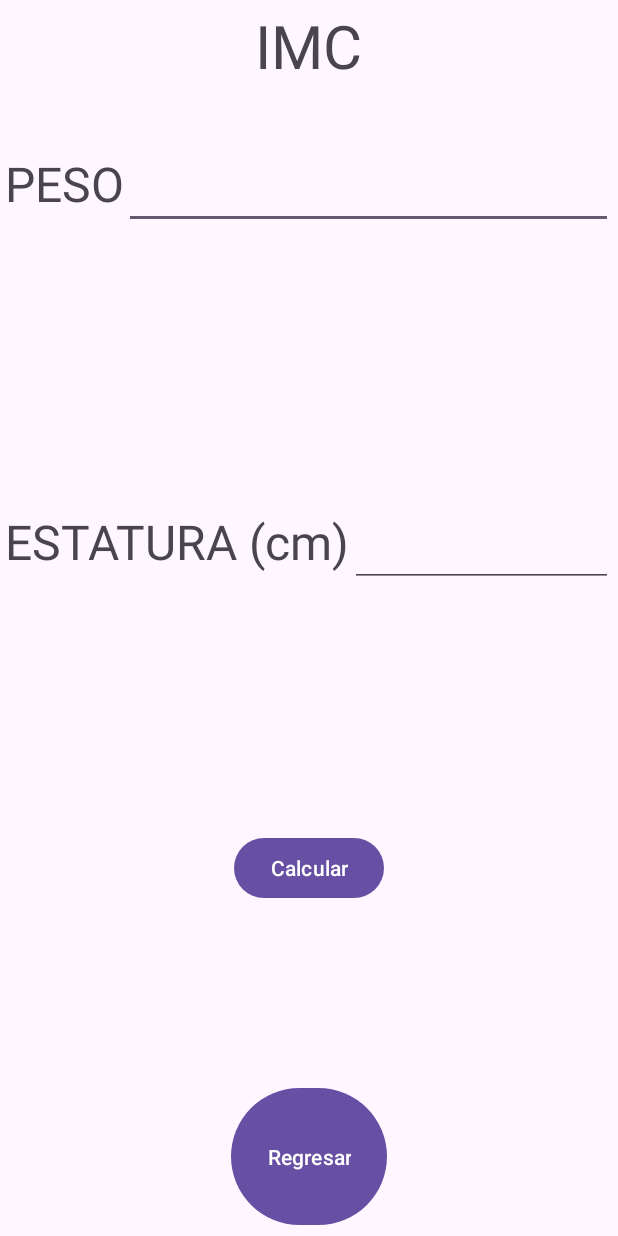
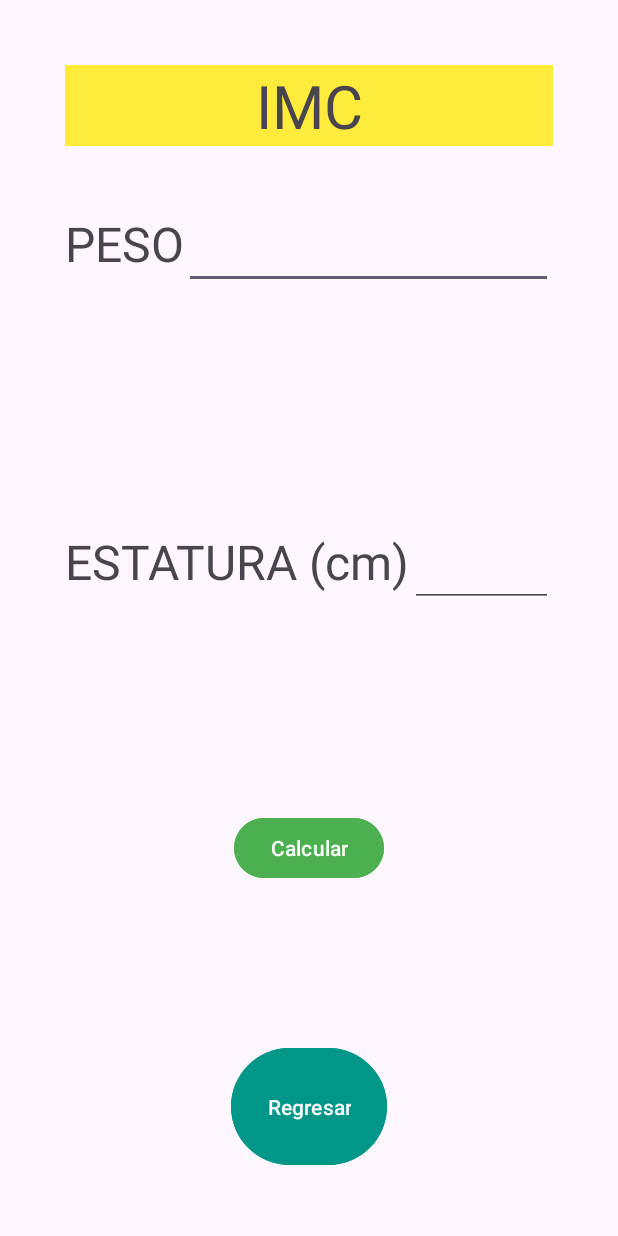
Before and after one commit to JoseDom18/PrimerProyectoAndroid-Kotlin, an Android app: the ActivityImc screen opened directly, with no data from a screen before it, on a phone screen of 412 x 824 dp. Run offline under Robolectric (Android 15) with nearby library versions, the phone set to English and light mode, and no system bars.

Commit message:
datos guardados

```diff
--- a/app/src/main/res/layout/activity_imc.xml
+++ b/app/src/main/res/layout/activity_imc.xml
@@ -4,6 +4,8 @@
     xmlns:tools="http://schemas.android.com/tools"
     android:layout_width="match_parent"
     android:layout_height="match_parent">
+
+
 
         <LinearLayout
             android:layout_width="0dp"
@@ -12,6 +14,7 @@
             android:layout_marginTop="3dp"
             android:layout_marginEnd="3dp"
             android:layout_marginBottom="3dp"
+            android:padding="40dp"
             android:gravity="center_horizontal"
             android:orientation="vertical"
             app:layout_constraintBottom_toBottomOf="parent"
@@ -21,14 +24,16 @@
 
             <TextView
                 android:id="@+id/textView"
-            android:layout_width="wrap_content"
+                android:layout_width="match_parent"
                 android:layout_height="wrap_content"
+                android:background="#FFEB3B"
+                android:gravity="center_horizontal"
                 android:text="IMC"
-            android:textSize="40sp"/>
+                android:textSize="40sp" />
 
             <Space
                 android:layout_width="0dp"
-            android:layout_height="40dp"/>
+                android:layout_height="40dp" />
 
             <LinearLayout
                 android:layout_width="match_parent"
@@ -41,7 +46,7 @@
                     android:layout_width="wrap_content"
                     android:layout_height="wrap_content"
                     android:text="PESO"
-                android:textSize="32dp"/>
+                    android:textSize="32dp" />
 
                 <EditText
                     android:id="@+id/peso"
@@ -49,14 +54,14 @@
                     android:layout_height="wrap_content"
                     android:ems="10"
                     android:inputType="text"
-                android:textSize="25sp"
-                android:text="" />
+                    android:text=""
+                    android:textSize="25sp" />
 
             </LinearLayout>
 
             <Space
                 android:layout_width="0dp"
-            android:layout_height="20dp"/>
+                android:layout_height="20dp" />
 
             <LinearLayout
                 android:layout_width="match_parent"
@@ -69,7 +74,7 @@
                     android:layout_width="wrap_content"
                     android:layout_height="wrap_content"
                     android:text="ESTATURA (cm)"
-                android:textSize="32dp"/>
+                    android:textSize="32dp" />
 
                 <EditText
                     android:id="@+id/estatura"
@@ -77,8 +82,8 @@
                     android:layout_height="wrap_content"
                     android:ems="10"
                     android:inputType="text"
-                android:textSize="25sp"
-                android:text="" />
+                    android:text=""
+                    android:textSize="25sp" />
 
             </LinearLayout>
 
@@ -86,14 +91,15 @@
                 android:id="@+id/calcularImc"
                 android:layout_width="wrap_content"
                 android:layout_height="wrap_content"
-            android:text="Calcular"/>
+                android:backgroundTint="#4CAF50"
+                android:text="Calcular" />
 
             <LinearLayout
                 android:layout_width="match_parent"
                 android:layout_height="match_parent"
+                android:layout_weight="1"
                 android:gravity="center_horizontal"
-            android:orientation="vertical"
-            android:layout_weight="1">
+                android:orientation="vertical">
 
                 <TextView
                     android:id="@+id/ResultadoImc"
@@ -101,19 +107,19 @@
                     android:layout_height="wrap_content"
                     android:layout_weight="1"
                     android:text=""
-                android:textSize="50dp"/>
+                    android:textSize="50dp" />
 
                 <Button
                     android:id="@+id/Regresar"
                     android:layout_width="wrap_content"
                     android:layout_height="wrap_content"
                     android:layout_weight="1"
+                    android:backgroundTint="#009688"
                     android:text="Regresar" />
             </LinearLayout>
 
 
+        </LinearLayout>
 
 
-    </LinearLayout>
-
 </androidx.constraintlayout.widget.ConstraintLayout>
```
Also changed, not shown: app/src/main/java/com/example/primerproyecto/MainActivity.kt (+28 -0 lines). Lines whose indentation alone changed are shown as unchanged.
